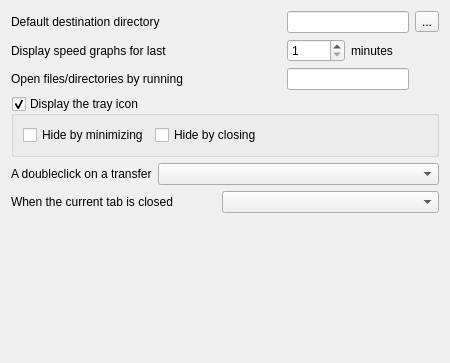
Old version of the form SettingsGeneralForm.ui in the repository LubosD/fatrat.
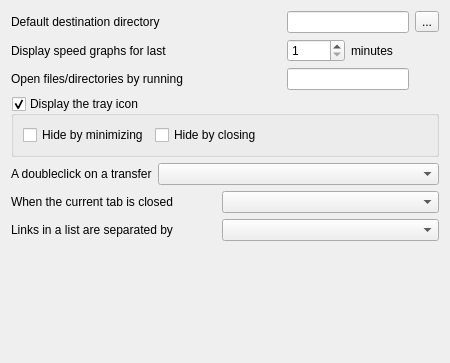
New version of the form.

Commit message: Beginnings of epoll() transition Link separator now configurable

Diff of the .ui file:
```diff
--- a/SettingsGeneralForm.ui
+++ b/SettingsGeneralForm.ui
@@ -12,7 +12,7 @@
   <property name="windowTitle" >
    <string>General settings</string>
   </property>
-  <layout class="QGridLayout" name="gridLayout" >
+  <layout class="QGridLayout" >
    <item row="0" column="0" colspan="3" >
     <widget class="QLabel" name="label" >
      <property name="text" >
@@ -120,15 +120,25 @@
    <item row="5" column="2" colspan="4" >
     <widget class="QComboBox" name="comboCloseCurrent" />
    </item>
-   <item row="6" column="0" colspan="5" >
+   <item row="6" column="0" colspan="2" >
+    <widget class="QLabel" name="label_4" >
+     <property name="text" >
+      <string>Links in a list are separated by</string>
+     </property>
+    </widget>
+   </item>
+   <item row="6" column="2" colspan="4" >
+    <widget class="QComboBox" name="comboLinkSeparator" />
+   </item>
+   <item row="7" column="0" colspan="5" >
     <spacer>
      <property name="orientation" >
       <enum>Qt::Vertical</enum>
      </property>
-     <property name="sizeHint" stdset="0" >
+     <property name="sizeHint" >
       <size>
-       <width>126</width>
-       <height>31</height>
+       <width>396</width>
+       <height>71</height>
       </size>
      </property>
     </spacer>
```
Left out of the diff: 2 changed lines with no effect on the pictures. The commit also changes 5 other files.
